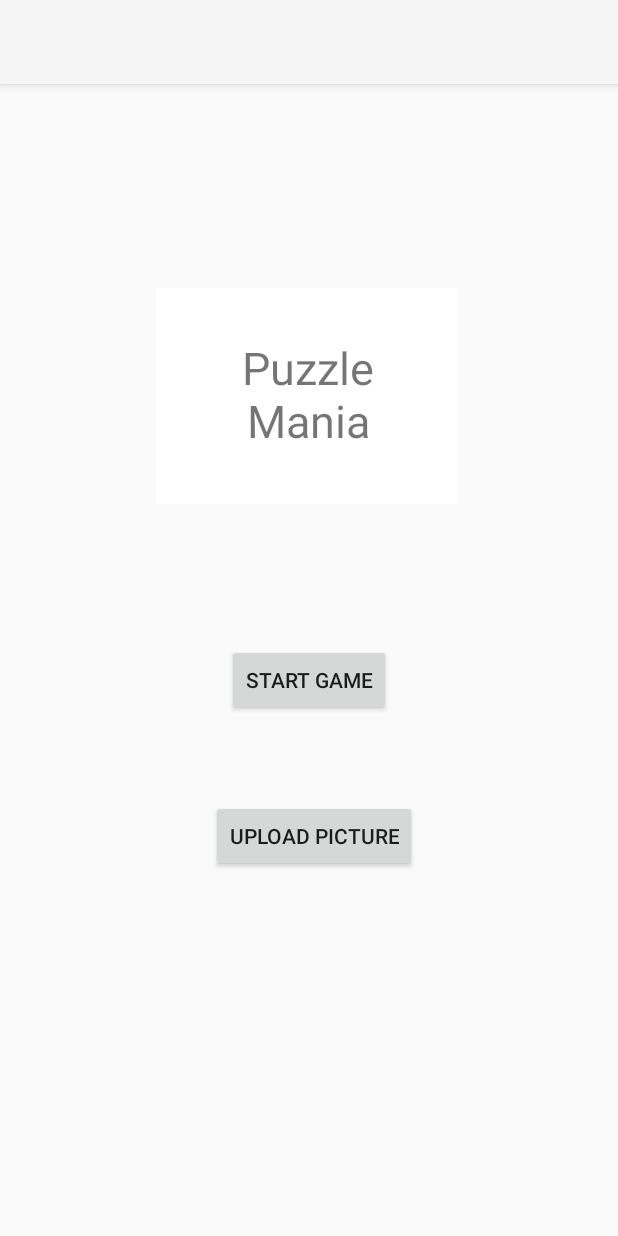
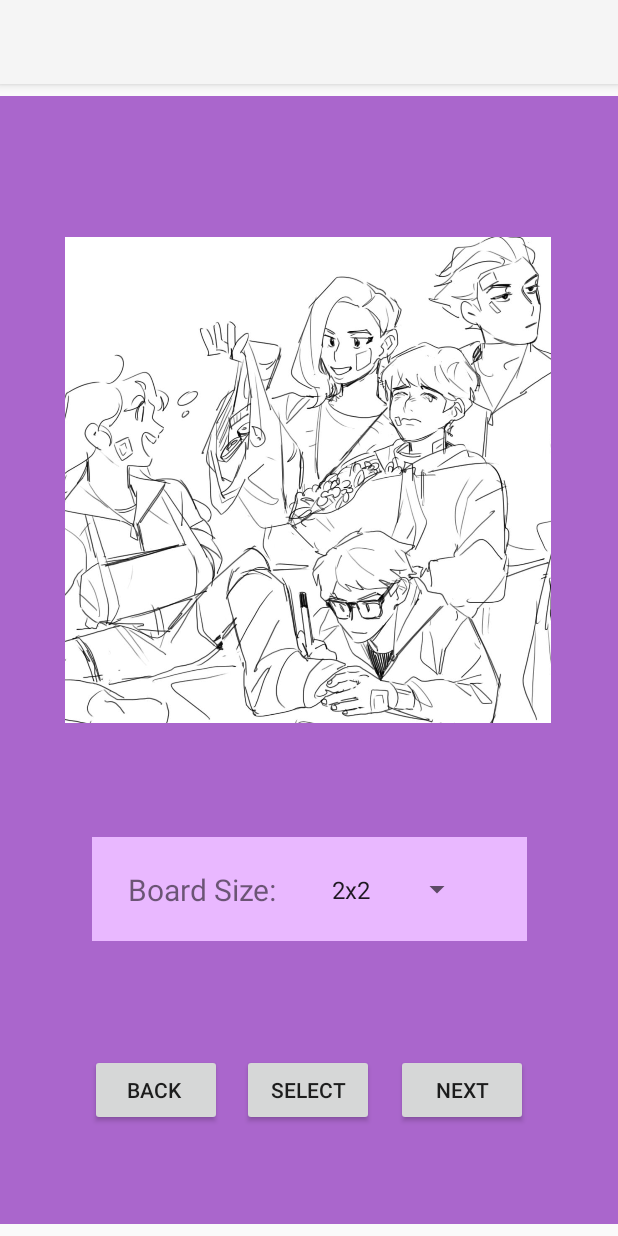
Before and after one commit to glennsong09/SlidingPuzzle, an Android app: the screen it shows after launch (MainActivity before the commit, SelectScreen after it), after a tap on "START GAME", on a phone screen of 412 x 824 dp. Run offline under Robolectric (Android 15) with nearby library versions, the phone set to English and light mode, and no system bars.

Commit message:
Mostly works, still need to do uploading, generating solvable puzzles, and checking if a solution is correct

```diff
--- a/app/src/main/AndroidManifest.xml
+++ b/app/src/main/AndroidManifest.xml
@@ -9,6 +9,8 @@
         android:roundIcon="@mipmap/ic_launcher_round"
         android:supportsRtl="true"
         android:theme="@style/AppTheme">
+        <activity android:name=".GameScreen"></activity>
+        <activity android:name=".SelectScreen" />
         <activity android:name=".MainActivity">
             <intent-filter>
                 <action android:name="android.intent.action.MAIN" />
@@ -17,5 +19,6 @@
             </intent-filter>
         </activity>
     </application>
+    <uses-permission android:name="android.permission.WRITE_EXTERNAL_STORAGE" />
 
 </manifest>
--- a/app/src/main/java/com/muninn/sliding_puzzle/MainActivity.java
+++ b/app/src/main/java/com/muninn/sliding_puzzle/MainActivity.java
@@ -3,9 +3,15 @@ package com.muninn.sliding_puzzle;
 import androidx.appcompat.app.AppCompatActivity;
 
 import android.content.Intent;
+import android.graphics.Bitmap;
+import android.graphics.BitmapFactory;
 import android.os.Bundle;
 import android.view.View;
 import android.widget.Button;
+
+import java.io.ByteArrayOutputStream;
+import java.io.FileOutputStream;
+import java.io.IOException;
 
 public class MainActivity extends AppCompatActivity {
 
@@ -22,7 +28,7 @@ public class MainActivity extends AppCompatActivity {
         Button buttonStart = findViewById(R.id.startButton);
         buttonStart.setOnClickListener(new View.OnClickListener() {
             public void onClick(View v) {
-                startActivity(new Intent(MainActivity.this, EasyBoard.class));
+                startActivity(new Intent(MainActivity.this, SelectScreen.class));
             } });
     }
 
@@ -30,7 +36,34 @@ public class MainActivity extends AppCompatActivity {
         Button buttonUpload = findViewById(R.id.uploadButton);
         buttonUpload.setOnClickListener(new View.OnClickListener() {
             public void onClick(View v) {
-                //Needs to be able to select picture and use that to start game
+
+
+                Intent pickPhoto = new Intent(Intent.ACTION_PICK,
+                        android.provider.MediaStore.Images.Media.EXTERNAL_CONTENT_URI);
+                startActivityForResult(pickPhoto , 1);
             } });
     }
+
+    /*
+    public void drawableToMove() {
+        Bitmap bitmap = BitmapFactory.decodeResource(getResources(), allImages.get(currentPic));
+        ByteArrayOutputStream baos = new ByteArrayOutputStream();
+        bitmap.compress(Bitmap.CompressFormat.PNG, 100, baos);
+        byte[] b = baos.toByteArray();
+
+        String fileName = "SomeName.png";
+        try {
+            FileOutputStream fileOutStream = openFileOutput(fileName, MODE_PRIVATE);
+            fileOutStream.write(b);
+            fileOutStream.close();
+        } catch (IOException ioe) {
+            ioe.printStackTrace();
+        }
+
+        Intent intent = new Intent(this, GameScreen.class);
+        intent.putExtra("picname", fileName);
+
+        startActivity(intent);
+    }
+    */
 }
--- /dev/null
+++ b/app/src/main/java/com/muninn/sliding_puzzle/SelectScreen.java
@@ -0,0 +1,159 @@
+package com.muninn.sliding_puzzle;
+
+import androidx.appcompat.app.AppCompatActivity;
+
+import android.content.Context;
+import android.content.Intent;
+import android.graphics.Bitmap;
+import android.graphics.BitmapFactory;
+import android.os.Bundle;
+import android.view.View;
+import android.widget.AdapterView;
+import android.widget.ArrayAdapter;
+import android.widget.Button;
+import android.widget.ImageView;
+import android.widget.Spinner;
+import android.widget.Toast;
+
+import java.io.ByteArrayOutputStream;
+import java.io.FileOutputStream;
+import java.io.IOException;
+import java.util.ArrayList;
+
+public class SelectScreen extends AppCompatActivity {
+
+    private Spinner spinner;
+    private static final String[] paths = {"2x2", "3x3", "4x4", "5x5", "6x6", "7x7", "8x8", "9x9", "10x10"};
+    int pieceNum = 0;
+    ImageView screen;
+    ArrayList<Integer> allImages = new ArrayList<>();
+    int currentPic = 0;
+
+    @Override
+    protected void onCreate(Bundle savedInstanceState) {
+        super.onCreate(savedInstanceState);
+        setContentView(R.layout.activity_select_screen);
+        allImages.add(R.drawable.sketch0);
+        allImages.add(R.drawable.sketch1);
+        allImages.add(R.drawable.sketch2);
+        allImages.add(R.drawable.sketch3);
+        screen = (ImageView) findViewById(R.id.pictureDisplay);
+
+        screen.setImageResource(allImages.get(0));
+
+        spinner = (Spinner)findViewById(R.id.rowColSelectSpinner);
+        ArrayAdapter<String> adapter = new ArrayAdapter<String>(SelectScreen.this,
+                android.R.layout.simple_spinner_item, paths);
+        adapter.setDropDownViewResource(android.R.layout.simple_spinner_dropdown_item);
+        spinner.setAdapter(adapter);
+        spinner.setOnItemSelectedListener(new AdapterView.OnItemSelectedListener() {
+            @Override
+            public void onItemSelected(AdapterView<?> parent, View view,
+                                       int position, long id) {
+                switch (position) {
+                    case 0:
+                        pieceNum = 4;
+                        break;
+                    case 1:
+                        pieceNum = 9;
+                        break;
+                    case 2:
+                        pieceNum = 16;
+                        break;
+                    case 3:
+                        pieceNum = 25;
+                        break;
+                    case 4:
+                        pieceNum = 36;
+                        break;
+                    case 5:
+                        pieceNum = 49;
+                        break;
+                    case 6:
+                        pieceNum = 64;
+                        break;
+                    case 7:
+                        pieceNum = 81;
+                        break;
+                    case 8:
+                        pieceNum = 100;
+                        break;
+
+                }
+            }
+
+            @Override
+            public void onNothingSelected(AdapterView<?> parent) {
+                pieceNum = 25;
+            }
+        });
+
+        configureNextButton();
+        configureBackButton();
+        configureSelectButton();
+    }
+
+    public void configureNextButton() {
+        Button buttonNext = findViewById(R.id.forwardButton);
+        buttonNext.setOnClickListener(new View.OnClickListener() {
+            public void onClick(View v) {
+                if (currentPic == allImages.size() - 1) {
+                    Context context = getApplicationContext();
+                    CharSequence text = "No more pictures!";
+                    int duration = Toast.LENGTH_SHORT;
+                    Toast toast = Toast.makeText(context, text, duration);
+                    toast.show();
+                } else if (currentPic < allImages.size() - 1) {
+                    currentPic++;
+                    screen.setImageResource(allImages.get(currentPic));
+                }
+            } });
+    }
+
+    public void configureBackButton() {
+        Button buttonBack = findViewById(R.id.backButton);
+        buttonBack.setOnClickListener(new View.OnClickListener() {
+            public void onClick(View v) {
+                if (currentPic == 0) {
+                    Context context = getApplicationContext();
+                    CharSequence text = "Can't go back!";
+                    int duration = Toast.LENGTH_SHORT;
+                    Toast toast = Toast.makeText(context, text, duration);
+                    toast.show();
+                } else if (currentPic > 0) {
+                    currentPic--;
+                    screen.setImageResource(allImages.get(currentPic));
+                }
+            } });
+    }
+
+    public void configureSelectButton() {
+        Button buttonSelect= findViewById(R.id.selectButton);
+        buttonSelect.setOnClickListener(new View.OnClickListener() {
+            public void onClick(View v) {
+                drawableToMove();
+            } });
+    }
+
+    public void drawableToMove() {
+        Bitmap bitmap = BitmapFactory.decodeResource(getResources(), allImages.get(currentPic));
+        ByteArrayOutputStream baos = new ByteArrayOutputStream();
+        bitmap.compress(Bitmap.CompressFormat.PNG, 100, baos);
+        byte[] b = baos.toByteArray();
+
+        String fileName = "SomeName.png";
+        try {
+            FileOutputStream fileOutStream = openFileOutput(fileName, MODE_PRIVATE);
+            fileOutStream.write(b);
+            fileOutStream.close();
+        } catch (IOException ioe) {
+            ioe.printStackTrace();
+        }
+
+        Intent intent = new Intent(this, GameScreen.class);
+        intent.putExtra("picname", fileName);
+        intent.putExtra("RowColNumber", pieceNum);
+
+        startActivity(intent);
+    }
+}
--- a/app/src/main/res/layout/activity_main.xml
+++ b/app/src/main/res/layout/activity_main.xml
@@ -20,7 +20,7 @@
         app:layout_constraintEnd_toEndOf="parent"
         app:layout_constraintStart_toStartOf="parent"
         app:layout_constraintTop_toTopOf="parent"
-        app:srcCompat="#4D3E6D" />
+        android:background="#4D3E6D" />
 
     <ImageView
         android:id="@+id/signBackground"
--- /dev/null
+++ b/app/src/main/res/layout/activity_select_screen.xml
@@ -0,0 +1,135 @@
+<?xml version="1.0" encoding="utf-8"?>
+<androidx.constraintlayout.widget.ConstraintLayout xmlns:android="http://schemas.android.com/apk/res/android"
+    xmlns:app="http://schemas.android.com/apk/res-auto"
+    xmlns:tools="http://schemas.android.com/tools"
+    android:layout_width="match_parent"
+    android:layout_height="match_parent"
+    tools:context=".SelectScreen">
+
+    <ImageView
+        android:id="@+id/backgroundColor"
+        android:layout_width="436dp"
+        android:layout_height="752dp"
+        android:layout_marginStart="8dp"
+        android:layout_marginLeft="8dp"
+        android:layout_marginTop="8dp"
+        android:layout_marginEnd="8dp"
+        android:layout_marginRight="8dp"
+        android:layout_marginBottom="8dp"
+        app:layout_constraintBottom_toBottomOf="parent"
+        app:layout_constraintEnd_toEndOf="parent"
+        app:layout_constraintHorizontal_bias="0.512"
+        app:layout_constraintStart_toStartOf="parent"
+        app:layout_constraintTop_toTopOf="parent"
+        app:layout_constraintVertical_bias="0.513"
+        app:srcCompat="@android:color/holo_purple" />
+
+    <ImageView
+        android:id="@+id/pictureDisplay"
+        android:layout_width="324dp"
+        android:layout_height="324dp"
+        android:layout_marginStart="8dp"
+        android:layout_marginLeft="8dp"
+        android:layout_marginTop="8dp"
+        android:layout_marginEnd="8dp"
+        android:layout_marginRight="8dp"
+        android:layout_marginBottom="8dp"
+        android:background="#E9B8FF"
+        android:scaleType="centerCrop"
+        app:layout_constraintBottom_toBottomOf="parent"
+        app:layout_constraintEnd_toEndOf="parent"
+        app:layout_constraintHorizontal_bias="0.492"
+        app:layout_constraintStart_toStartOf="parent"
+        app:layout_constraintTop_toTopOf="parent"
+        app:layout_constraintVertical_bias="0.219" />
+
+    <Button
+        android:id="@+id/backButton"
+        android:layout_width="wrap_content"
+        android:layout_height="wrap_content"
+        android:layout_marginStart="60dp"
+        android:layout_marginLeft="60dp"
+        android:layout_marginTop="8dp"
+        android:layout_marginBottom="8dp"
+        android:text="back
+"
+        app:layout_constraintBottom_toBottomOf="parent"
+        app:layout_constraintStart_toStartOf="parent"
+        app:layout_constraintTop_toTopOf="parent"
+        app:layout_constraintVertical_bias="0.907" />
+
+    <Button
+        android:id="@+id/forwardButton"
+        android:layout_width="wrap_content"
+        android:layout_height="wrap_content"
+        android:layout_marginTop="8dp"
+        android:layout_marginEnd="60dp"
+        android:layout_marginRight="60dp"
+        android:layout_marginBottom="8dp"
+        android:text="next"
+        app:layout_constraintBottom_toBottomOf="parent"
+        app:layout_constraintEnd_toEndOf="parent"
+        app:layout_constraintTop_toTopOf="parent"
+        app:layout_constraintVertical_bias="0.907" />
+
+    <Button
+        android:id="@+id/selectButton"
+        android:layout_width="wrap_content"
+        android:layout_height="wrap_content"
+        android:layout_marginStart="8dp"
+        android:layout_marginLeft="8dp"
+        android:layout_marginTop="8dp"
+        android:layout_marginEnd="8dp"
+        android:layout_marginRight="8dp"
+        android:layout_marginBottom="8dp"
+        android:text="select"
+        app:layout_constraintBottom_toBottomOf="parent"
+        app:layout_constraintEnd_toStartOf="@+id/forwardButton"
+        app:layout_constraintHorizontal_bias="0.454"
+        app:layout_constraintStart_toEndOf="@+id/backButton"
+        app:layout_constraintTop_toTopOf="parent"
+        app:layout_constraintVertical_bias="0.907" />
+
+    <ImageView
+        android:id="@+id/spinnerBackground"
+        android:layout_width="290dp"
+        android:layout_height="69dp"
+        android:layout_marginStart="8dp"
+        android:layout_marginLeft="8dp"
+        android:layout_marginTop="8dp"
+        android:layout_marginEnd="8dp"
+        android:layout_marginRight="8dp"
+        android:layout_marginBottom="8dp"
+        android:background="#E9B8FF"
+        app:layout_constraintBottom_toTopOf="@+id/selectButton"
+        app:layout_constraintEnd_toEndOf="parent"
+        app:layout_constraintStart_toStartOf="parent"
+        app:layout_constraintTop_toBottomOf="@+id/pictureDisplay" />
+
+    <Spinner
+        android:id="@+id/rowColSelectSpinner"
+        android:layout_width="102dp"
+        android:layout_height="43dp"
+        android:layout_marginEnd="36dp"
+        android:layout_marginRight="36dp"
+        app:layout_constraintBottom_toBottomOf="@+id/spinnerBackground"
+        app:layout_constraintEnd_toEndOf="@+id/spinnerBackground"
+        app:layout_constraintTop_toTopOf="@+id/spinnerBackground" />
+
+    <TextView
+        android:id="@+id/text"
+        android:layout_width="wrap_content"
+        android:layout_height="wrap_content"
+        android:layout_marginStart="8dp"
+        android:layout_marginLeft="8dp"
+        android:layout_marginEnd="8dp"
+        android:layout_marginRight="8dp"
+        android:text="Board Size:"
+        android:textSize="20dp"
+        app:layout_constraintBottom_toBottomOf="@+id/spinnerBackground"
+        app:layout_constraintEnd_toStartOf="@+id/rowColSelectSpinner"
+        app:layout_constraintHorizontal_bias="0.428"
+        app:layout_constraintStart_toStartOf="@+id/spinnerBackground"
+        app:layout_constraintTop_toTopOf="@+id/spinnerBackground" />
+
+</androidx.constraintlayout.widget.ConstraintLayout>
```
Also changed, not shown: app/src/main/java/com/muninn/sliding_puzzle/GameScreen.java (added, +204 -0 lines), app/src/main/res/layout/activity_game_screen.xml (added, +73 -0 lines), app/src/main/res/drawable/sketch0.jpg (added), app/src/main/res/drawable/sketch1.jpg (added), app/src/main/res/drawable/sketch2.jpg (added), app/src/main/res/drawable/sketch3.jpg (added), 4 other files.
